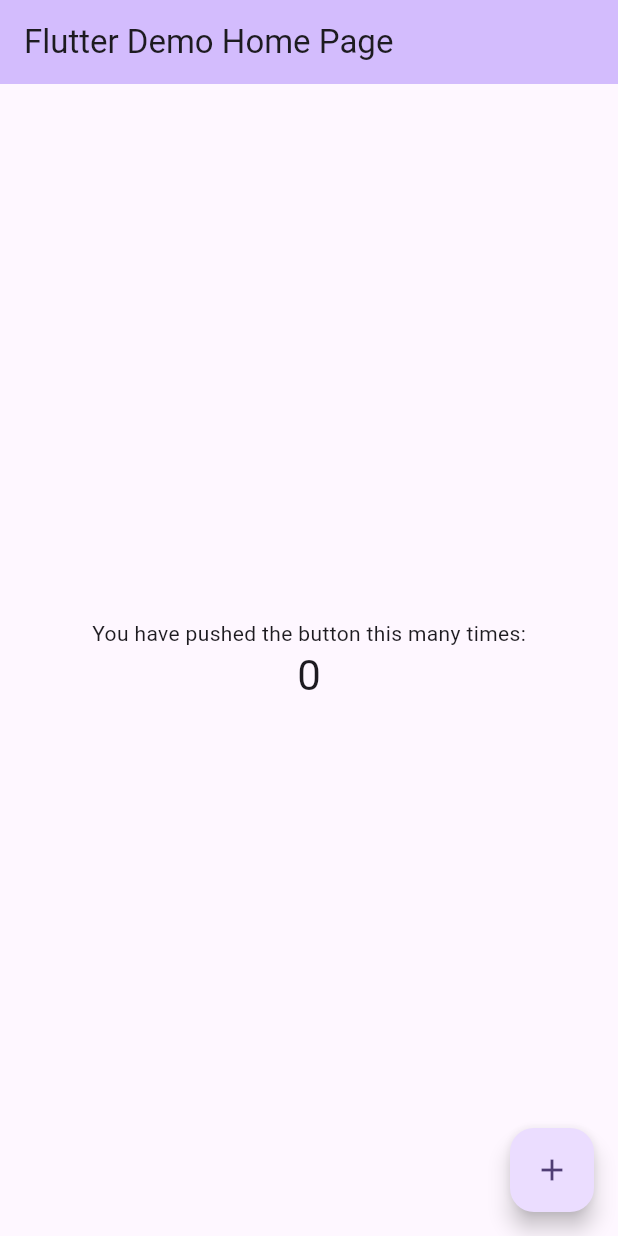
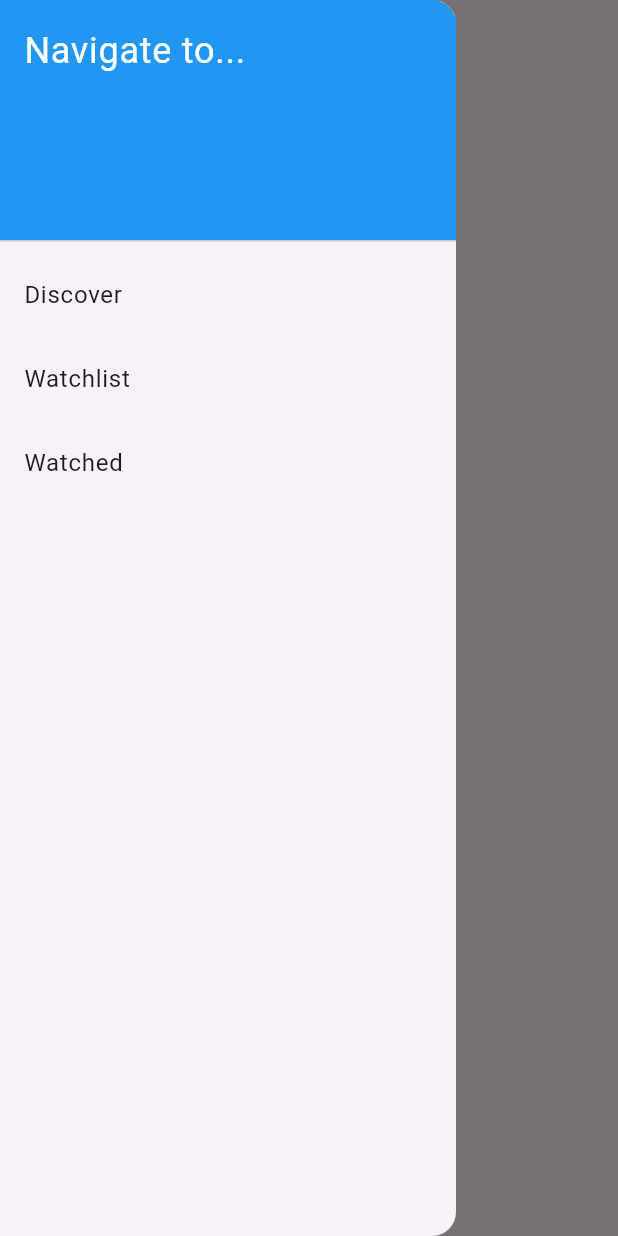
Before and after one commit to pkarseras/mobile_app_watchlist, a Flutter app: the screen it shows after launch, with the side drawer open (before the commit the screen has no drawer), on a phone screen of 412 x 824 dp. Run offline on Flutter 3.47's test engine with Material 3 defaults, Android fonts, the phone set to English and light mode, and no system bars; network calls fail.

Commit message:
connected to TMDB and json serialized results for popular movies

```diff
--- a/lib/main.dart
+++ b/lib/main.dart
@@ -1,4 +1,12 @@
+import 'dart:convert';
+
 import 'package:flutter/material.dart';
+import 'package:http/http.dart' as http;
+import 'package:json_annotation/json_annotation.dart';
+
+import 'api_key.dart';
+
+part 'main.g.dart';
 
 void main() {
   runApp(const MyApp());
@@ -11,42 +19,18 @@ class MyApp extends StatelessWidget {
   @override
   Widget build(BuildContext context) {
     return MaterialApp(
-      title: 'Flutter Demo',
+      title: 'Movie watchlist',
       theme: ThemeData(
-        // This is the theme of your application.
-        //
-        // TRY THIS: Try running your application with "flutter run". You'll see
-        // the application has a blue toolbar. Then, without quitting the app,
-        // try changing the seedColor in the colorScheme below to Colors.green
-        // and then invoke "hot reload" (save your changes or press the "hot
-        // reload" button in a Flutter-supported IDE, or press "r" if you used
-        // the command line to start the app).
-        //
-        // Notice that the counter didn't reset back to zero; the application
-        // state is not lost during the reload. To reset the state, use hot
-        // restart instead.
-        //
-        // This works for code too, not just values: Most code changes can be
-        // tested with just a hot reload.
         colorScheme: ColorScheme.fromSeed(seedColor: Colors.deepPurple),
         useMaterial3: true,
       ),
-      home: const MyHomePage(title: 'Flutter Demo Home Page'),
+      home: const MyHomePage(title: 'Movie watchlist'),
     );
   }
 }
 
 class MyHomePage extends StatefulWidget {
   const MyHomePage({super.key, required this.title});
-
-  // This widget is the home page of your application. It is stateful, meaning
-  // that it has a State object (defined below) that contains fields that affect
-  // how it looks.
-
-  // This class is the configuration for the state. It holds the values (in this
-  // case the title) provided by the parent (in this case the App widget) and
-  // used by the build method of the State. Fields in a Widget subclass are
-  // always marked "final".
 
   final String title;
 
@@ -55,71 +39,223 @@ class MyHomePage extends StatefulWidget {
 }
 
 class _MyHomePageState extends State<MyHomePage> {
-  int _counter = 0;
+  int _selectedIndex = 0;
 
-  void _incrementCounter() {
+  final List<Widget> _tabs = [
+    Discover(),
+    const TabScreen(title: 'Tab 2'),
+    const TabScreen(title: 'Tab 3'),
+  ];
+
+  @override
+  Widget build(BuildContext context) {
+    return Scaffold(
+      appBar: AppBar(
+        title: const Text('Movie watchlist'),
+      ),
+      body: _tabs[_selectedIndex],
+      drawer: Drawer(
+        child: ListView(
+          padding: EdgeInsets.zero,
+          children: <Widget>[
+            const DrawerHeader(
+              decoration: BoxDecoration(
+                color: Colors.blue,
+              ),
+              child: Text(
+                'Navigate to...',
+                style: TextStyle(
+                  color: Colors.white,
+                  fontSize: 24,
+                ),
+              ),
+            ),
+            ListTile(
+              title: const Text('Discover'),
+              onTap: () {
+                _selectTab(0);
+                Navigator.pop(context);
+              },
+            ),
+            ListTile(
+              title: const Text('Watchlist'),
+              onTap: () {
+                _selectTab(1);
+                Navigator.pop(context);
+              },
+            ),
+            ListTile(
+              title: const Text('Watched'),
+              onTap: () {
+                _selectTab(2);
+                Navigator.pop(context);
+              },
+            ),
+          ],
+        ),
+      ),
+    );
+  }
+
+  void _selectTab(int index) {
     setState(() {
-      // This call to setState tells the Flutter framework that something has
-      // changed in this State, which causes it to rerun the build method below
-      // so that the display can reflect the updated values. If we changed
-      // _counter without calling setState(), then the build method would not be
-      // called again, and so nothing would appear to happen.
-      _counter++;
+      _selectedIndex = index;
     });
+  }
+}
+
+@JsonSerializable()
+class Movie {
+  final bool adult;
+  final String backdrop_path;
+  final List<int> genre_ids;
+  final int id;
+  final String original_language;
+  final String original_title;
+  final String overview;
+  final double popularity;
+  final String poster_path;
+  final String release_date;
+  final String title;
+  final bool video;
+  final double vote_average;
+  final int vote_count;
+
+  Movie(
+    this.adult,
+    this.backdrop_path,
+    this.genre_ids,
+    this.id,
+    this.original_language,
+    this.original_title,
+    this.overview,
+    this.popularity,
+    this.poster_path,
+    this.release_date,
+    this.title,
+    this.video,
+    this.vote_average,
+    this.vote_count,
+  );
+
+  @override
+  String toString() => '$title  [$vote_average]';
+
+  factory Movie.fromJson(Map<String, dynamic> json) => _$MovieFromJson(json);
+
+  Map<String, dynamic> toJson() => _$MovieToJson(this);
+}
+
+@JsonSerializable(explicitToJson: true)
+class Movies {
+  int page;
+  List<Movie> results;
+  int total_pages;
+  int total_results;
+
+  Movies(this.page, this.results, this.total_pages, this.total_results);
+
+  factory Movies.fromJson(Map<String, dynamic> json) => _$MoviesFromJson(json);
+
+  Map<String, dynamic> toJson() => _$MoviesToJson(this);
+}
+
+class Discover extends StatelessWidget {
+  Future<List<Movie>> _getTMDBPopular() async {
+    final String baseUrl = 'https://api.themoviedb.org/3';
+    final String popularUrl = '$baseUrl/movie/popular?api_key=$tmdbApiKey';
+
+    http.Response response = await http.get(Uri.parse(popularUrl));
+
+    if (response.statusCode == 200) {
+      return Movies.fromJson(jsonDecode(response.body)).results;
+    } else {
+      throw Exception('Failed to load popular movies');
+    }
   }
 
   @override
   Widget build(BuildContext context) {
-    // This method is rerun every time setState is called, for instance as done
-    // by the _incrementCounter method above.
-    //
-    // The Flutter framework has been optimized to make rerunning build methods
-    // fast, so that you can just rebuild anything that needs updating rather
-    // than having to individually change instances of widgets.
     return Scaffold(
-      appBar: AppBar(
-        // TRY THIS: Try changing the color here to a specific color (to
-        // Colors.amber, perhaps?) and trigger a hot reload to see the AppBar
-        // change color while the other colors stay the same.
-        backgroundColor: Theme.of(context).colorScheme.inversePrimary,
-        // Here we take the value from the MyHomePage object that was created by
-        // the App.build method, and use it to set our appbar title.
-        title: Text(widget.title),
-      ),
       body: Center(
-        // Center is a layout widget. It takes a single child and positions it
-        // in the middle of the parent.
-        child: Column(
-          // Column is also a layout widget. It takes a list of children and
-          // arranges them vertically. By default, it sizes itself to fit its
-          // children horizontally, and tries to be as tall as its parent.
-          //
-          // Column has various properties to control how it sizes itself and
-          // how it positions its children. Here we use mainAxisAlignment to
-          // center the children vertically; the main axis here is the vertical
-          // axis because Columns are vertical (the cross axis would be
-          // horizontal).
-          //
-          // TRY THIS: Invoke "debug painting" (choose the "Toggle Debug Paint"
-          // action in the IDE, or press "p" in the console), to see the
-          // wireframe for each widget.
-          mainAxisAlignment: MainAxisAlignment.center,
-          children: <Widget>[
-            const Text(
-              'You have pushed the button this many times:',
-            ),
-            Text(
-              '$_counter',
-              style: Theme.of(context).textTheme.headlineMedium,
-            ),
-          ],
+        child: FutureBuilder<List<Movie>>(
+          future: _getTMDBPopular(),
+          builder: (BuildContext context, AsyncSnapshot<List<Movie>> snapshot) {
+            if (snapshot.connectionState != ConnectionState.done) {
+              return const CircularProgressIndicator();
+            } else {
+              if (snapshot.hasData) {
+                return ListView(
+                  children: snapshot.data!
+                      .map((a) => ListTile(title: Text(a.title), subtitle: Text('Score: ${a.vote_average.toString()}')))
+                      .toList(),
+                );
+              }
+              return Container();
+            }
+          },
         ),
       ),
-      floatingActionButton: FloatingActionButton(
-        onPressed: _incrementCounter,
-        tooltip: 'Increment',
-        child: const Icon(Icons.add),
-      ), // This trailing comma makes auto-formatting nicer for build methods.
     );
   }
 }
+
+class TabScreen extends StatelessWidget {
+  final String title;
+
+  const TabScreen({Key? key, required this.title}) : super(key: key);
+
+  @override
+  Widget build(BuildContext context) {
+    return Center(
+      child: Text(
+        title,
+        style: const TextStyle(fontSize: 24),
+      ),
+    );
+  }
+}
+//
+// class ExpandableListItem extends StatefulWidget {
+//   final String title;
+//
+//   const ExpandableListItem({Key? key, required this.title}) : super(key: key);
+//
+//   @override
+//   _ExpandableListItemState createState() => _ExpandableListItemState();
+// }
+//
+// class _ExpandableListItemState extends State<ExpandableListItem> {
+//   bool _isExpanded = false;
+//
+//   @override
+//   Widget build(BuildContext context) {
+//     return ExpansionTile(
+//       title: Text(widget.title),
+//       children: <Widget>[
+//         Row(
+//           mainAxisAlignment: MainAxisAlignment.spaceEvenly,
+//           children: <Widget>[
+//             ElevatedButton(
+//               onPressed: () {
+//                 // Handle button 1 tap
+//               },
+//               child: Text('Button 1'),
+//             ),
+//             ElevatedButton(
+//               onPressed: () {
+//                 // Handle button 2 tap
+//               },
+//               child: Text('Button 2'),
+//             ),
+//           ],
+//         ),
+//       ],
+//       onExpansionChanged: (bool expanded) {
+//         setState(() {
+//           _isExpanded = expanded;
+//         });
+//       },
+//     );
+//   }
+// }
--- a/pubspec.yaml
+++ b/pubspec.yaml
@@ -35,6 +35,8 @@ dependencies:
   # The following adds the Cupertino Icons font to your application.
   # Use with the CupertinoIcons class for iOS style icons.
   cupertino_icons: ^1.0.2
+  http: ^1.1.0
+  json_annotation: ^4.8.1
 
 dev_dependencies:
   flutter_test:
@@ -46,6 +48,8 @@ dev_dependencies:
   # package. See that file for information about deactivating specific lint
   # rules and activating additional ones.
   flutter_lints: ^2.0.0
+  json_serializable: ^6.7.1
+  build_runner: ^2.4.9
 
 # For information on the generic Dart part of this file, see the
 # following page: https://dart.dev/tools/pub/pubspec
```
Also changed, not shown: lib/main.g.dart (added), pubspec.lock, 1 other file.
